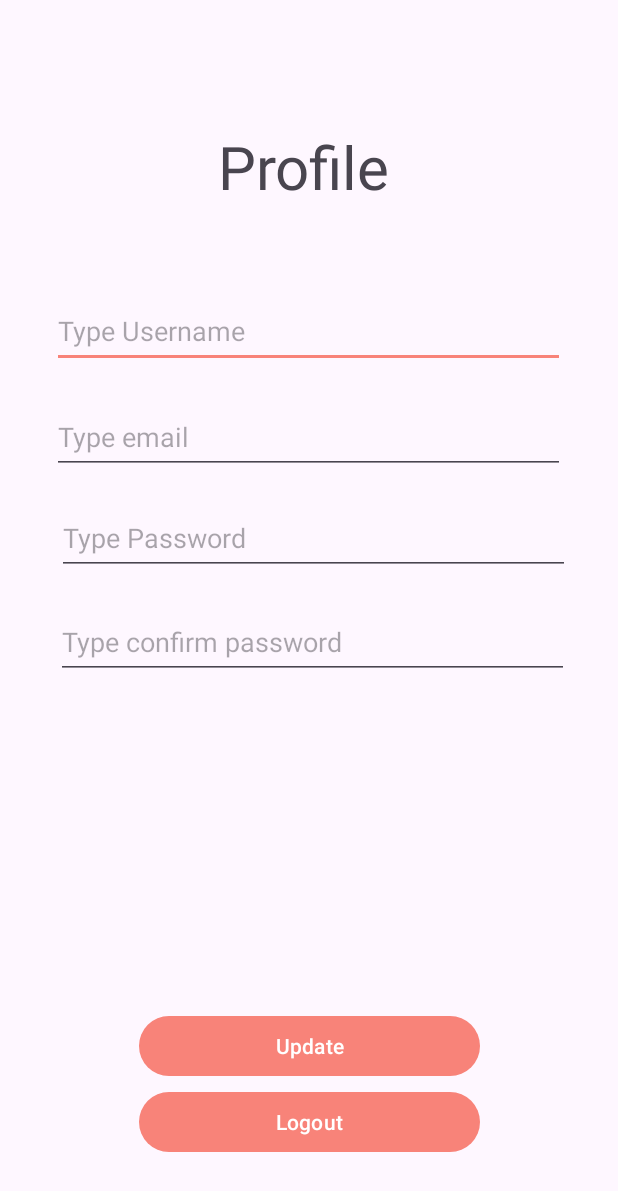
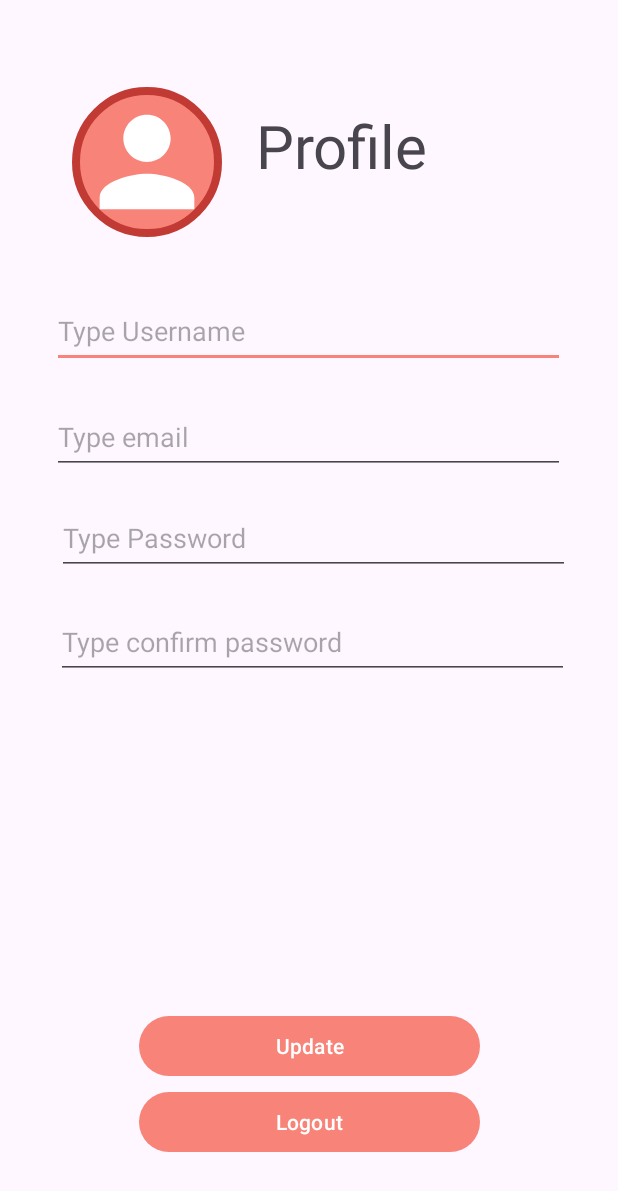
Before and after one commit to nabilaazahra1743/F-AND24001121_synrgy7_nab_cicd_ch7, an Android app: the ProfileActivity screen opened directly, with no data from a screen before it, on a phone screen of 412 x 824 dp. Shown: the top 1191 px of the screen. Run offline under Robolectric (Android 15) with nearby library versions, the phone set to English and light mode, and no system bars.

Commit message:
mvvm ch6

```diff
--- a/app/build.gradle
+++ b/app/build.gradle
@@ -3,7 +3,6 @@ plugins {
     id 'org.jetbrains.kotlin.android'
     id 'kotlin-parcelize'
     id 'kotlin-kapt'
-
 }
 
 android {
@@ -51,6 +50,10 @@ android {
 
 dependencies {
 
+    implementation 'androidx.core:core-ktx:+'
+    debugImplementation "com.github.chuckerteam.chucker:library:3.3.0"
+    releaseImplementation "com.github.chuckerteam.chucker:library-no-op:3.3.0"
+
     implementation 'androidx.core:core-ktx:1.8.0'
     implementation 'androidx.appcompat:appcompat:1.6.1'
     implementation 'com.google.android.material:material:1.5.0'
--- a/app/src/main/res/drawable/baseline_person_24.xml
+++ b/app/src/main/res/drawable/baseline_person_24.xml
@@ -1,5 +1,5 @@
-<vector android:height="24dp" android:tint="#FF6B6B"
-    android:viewportHeight="24" android:viewportWidth="24"
-    android:width="24dp" xmlns:android="http://schemas.android.com/apk/res/android">
+<vector xmlns:android="http://schemas.android.com/apk/res/android" android:height="24dp" android:tint="#FFFFFF" android:viewportHeight="24" android:viewportWidth="24" android:width="24dp">
+
     <path android:fillColor="@android:color/white" android:pathData="M12,12c2.21,0 4,-1.79 4,-4s-1.79,-4 -4,-4 -4,1.79 -4,4 1.79,4 4,4zM12,14c-2.67,0 -8,1.34 -8,4v2h16v-2c0,-2.66 -5.33,-4 -8,-4z"/>
+
 </vector>
--- a/app/src/main/res/layout/activity_profile.xml
+++ b/app/src/main/res/layout/activity_profile.xml
@@ -5,6 +5,7 @@
     android:layout_width="match_parent"
     android:layout_height="match_parent"
     tools:context=".view.ProfileActivity">
+
 
     <TextView
         android:id="@+id/tvProfile"
@@ -14,10 +15,10 @@
         android:textSize="40sp"
         app:layout_constraintBottom_toBottomOf="parent"
         app:layout_constraintEnd_toEndOf="parent"
-        app:layout_constraintHorizontal_bias="0.611"
+        app:layout_constraintHorizontal_bias="0.717"
         app:layout_constraintStart_toStartOf="parent"
         app:layout_constraintTop_toTopOf="parent"
-        app:layout_constraintVertical_bias="0.11" />
+        app:layout_constraintVertical_bias="0.092" />
 
     <EditText
         android:id="@+id/etUsername"
@@ -98,4 +99,39 @@
         app:layout_constraintTop_toTopOf="parent"
         app:layout_constraintVertical_bias="0.933" />
 
+<!--    <ImageView-->
+<!--        android:id="@+id/imageView3"-->
+<!--        android:layout_width="105dp"-->
+<!--        android:layout_height="89dp"-->
+<!--        android:background="@color/pink"-->
+<!--        app:shapeAppearanceOverlay="@style/circular"-->
+<!--        app:strokeWidth="5dp"-->
+<!--        app:strokeColor="@color/red"-->
+<!--        android:padding="5dp"-->
+<!--        app:layout_constraintBottom_toBottomOf="parent"-->
+<!--        app:layout_constraintEnd_toEndOf="parent"-->
+<!--        app:layout_constraintHorizontal_bias="0.147"-->
+<!--        app:layout_constraintStart_toStartOf="parent"-->
+<!--        app:layout_constraintTop_toTopOf="parent"-->
+<!--        app:layout_constraintVertical_bias="0.077"-->
+<!--        app:srcCompat="@drawable/baseline_person_24" />-->
+
+    <com.google.android.material.imageview.ShapeableImageView
+        android:id="@+id/imageView4"
+        android:layout_width="105dp"
+        android:layout_height="105dp"
+        android:background="@color/pink"
+        android:padding="5dp"
+        app:layout_constraintBottom_toBottomOf="parent"
+        app:layout_constraintEnd_toEndOf="parent"
+        app:layout_constraintHorizontal_bias="0.147"
+        app:layout_constraintStart_toStartOf="parent"
+        app:layout_constraintTop_toTopOf="parent"
+        app:layout_constraintVertical_bias="0.077"
+        app:shapeAppearanceOverlay="@style/circular"
+        app:strokeWidth="5dp"
+        app:strokeColor="@color/red"
+        app:srcCompat="@drawable/baseline_person_24" />
+
+
 </androidx.constraintlayout.widget.ConstraintLayout>
--- /dev/null
+++ b/app/src/main/res/values/custom_style.xml
@@ -0,0 +1,6 @@
+<?xml version="1.0" encoding="utf-8"?>
+<resources>
+    <style name="circular">
+        <item name="cornerSize">50%</item>
+    </style>
+</resources>
```
Also changed, not shown: app/src/main/java/com/example/listingmovie/HomeActivity.kt (+40 -40 lines), app/src/main/java/com/example/listingmovie/HomepageActivity.kt (+47 -47 lines), app/src/main/res/drawable/baseline_camera_alt_24.xml (added, +7 -0 lines), app/src/main/res/drawable/baseline_photo_camera_24.xml (added, +7 -0 lines).
